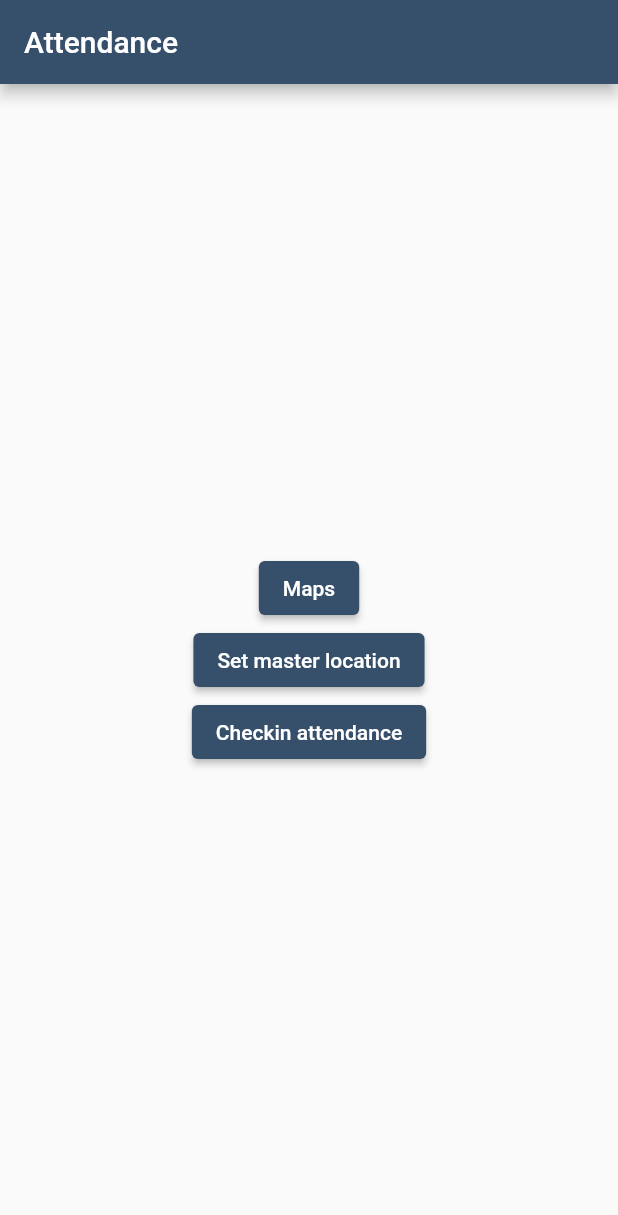
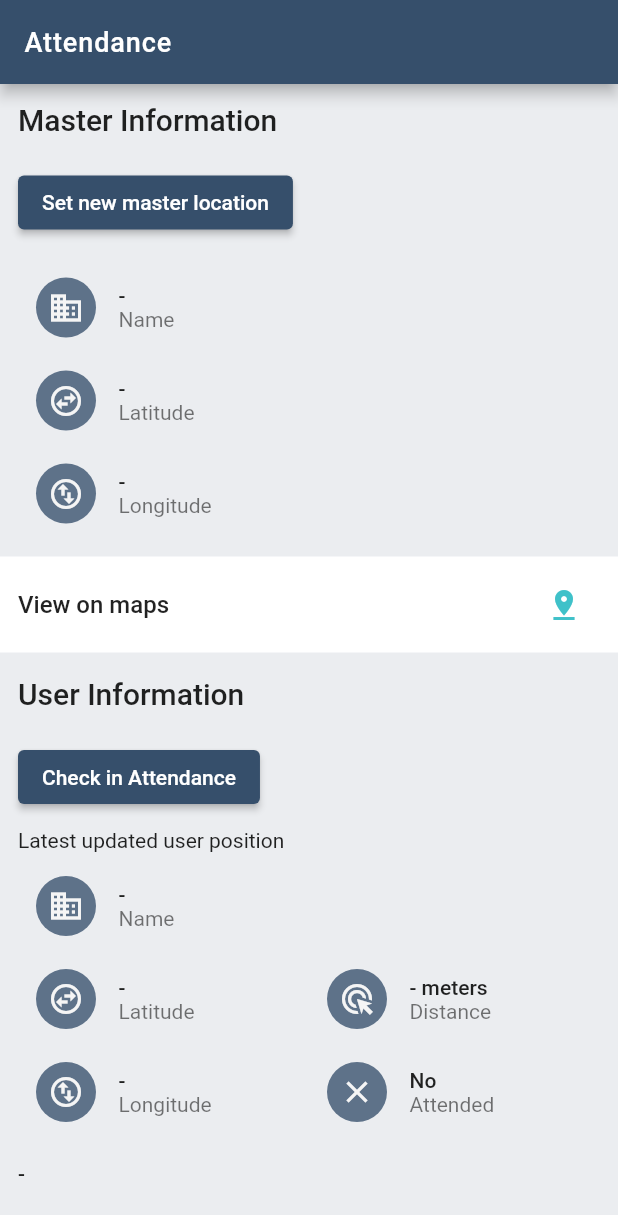
Before and after one commit to pmatatias/attendance-app, a Flutter app: the screen it shows after launch, on a phone screen of 412 x 824 dp. Shown: the top 1215 px of the screen. Run offline on Flutter 3.47's test engine with Material 2 defaults, Android fonts, the phone set to English and light mode, and no system bars; our stand-ins replace awesome_dialog, geolocator, google_maps_flutter, shared_preferences; accounts and stored records are empty.

Commit message:
style: UI updated

```diff
--- /dev/null
+++ b/lib/component/info_tile.dart
@@ -0,0 +1,59 @@
+import 'package:attendance_app/utils/palette.dart';
+import 'package:flutter/material.dart';
+
+class InfoTile extends StatelessWidget {
+  InfoTile({
+    Key? key,
+    this.icon = Icons.radar,
+    this.param = '',
+    this.value,
+  }) : super(key: key);
+
+  final IconData icon;
+  final String param;
+  dynamic value;
+  @override
+  Widget build(BuildContext context) {
+    return Container(
+      padding: const EdgeInsets.symmetric(vertical: 6, horizontal: 12),
+      child: Row(
+        mainAxisAlignment: MainAxisAlignment.start,
+        crossAxisAlignment: CrossAxisAlignment.center,
+        children: [
+          Container(
+            padding: const EdgeInsets.all(8),
+            decoration: BoxDecoration(
+              borderRadius: BorderRadius.circular(20),
+              color: Palette.kToDark.shade100,
+            ),
+            child: Icon(
+              icon,
+
+              color: Palette.secondary,
+            ),
+          ),
+          const SizedBox(
+            width: 15,
+          ),
+          Expanded(
+              child: Column(
+            crossAxisAlignment: CrossAxisAlignment.start,
+            children: [
+              Text(
+                value.toString(),
+                style: const TextStyle(fontWeight: FontWeight.w500),
+              ),
+              Text(
+                param,
+                style: const TextStyle(
+                  fontSize: 14,
+                  color: Colors.black54,
+                ),
+              ),
+            ],
+          ))
+        ],
+      ),
+    );
+  }
+}
--- /dev/null
+++ b/lib/component/master_info.dart
@@ -0,0 +1,89 @@
+import 'package:attendance_app/component/info_tile.dart';
+import 'package:attendance_app/utils/appstate.dart';
+import 'package:attendance_app/utils/palette.dart';
+import 'package:flutter/material.dart';
+import 'package:provider/provider.dart';
+
+class MasterInfo extends StatelessWidget {
+  const MasterInfo({Key? key, this.onTap}) : super(key: key);
+  final VoidCallback? onTap;
+
+  @override
+  Widget build(BuildContext context) {
+    var state = context.watch<AppState>();
+    return Container(
+      decoration: BoxDecoration(color: Palette.kToDark.shade800),
+      width: double.infinity,
+      child: Stack(children: [
+        Container(
+          decoration: BoxDecoration(
+            // color: cCall,
+            borderRadius: BorderRadius.circular(8),
+            image: DecorationImage(
+              fit: BoxFit.cover,
+              colorFilter: ColorFilter.mode(
+                  Colors.black.withOpacity(0.07), BlendMode.dstATop),
+              image: const Image(
+                image: AssetImage('assets/building.png'),
+              ).image,
+            ),
+            // width: 80,
+          ),
+          alignment: Alignment.center,
+        ),
+        Padding(
+          padding: const EdgeInsets.all(12.0),
+          child: Column(
+              mainAxisAlignment: MainAxisAlignment.start,
+              crossAxisAlignment: CrossAxisAlignment.start,
+              children: [
+                const Text(
+                  "Master Information",
+                  style: TextStyle(
+                    fontSize: 20,
+                    fontWeight: FontWeight.w500,
+                  ),
+                ),
+                const SizedBox(
+                  height: 20,
+                ),
+                ElevatedButton(
+                  onPressed: () {
+                    if (onTap != null) {
+                      onTap!();
+                    }
+                  },
+                  child: state.masterData?.latitude != null
+                      ? const Text("Update master location")
+                      : const Text('Set new master location'),
+                ),
+                const SizedBox(
+                  height: 20,
+                ),
+                InfoTile(
+                  param: "Name",
+                  value: state.masterData?.name ?? '-',
+                  icon: Icons.business,
+                ),
+                const SizedBox(
+                  height: 10,
+                ),
+                InfoTile(
+                  param: "Latitude",
+                  value: state.masterData?.latitude ?? '-',
+                  icon: Icons.swap_horizontal_circle_outlined,
+                ),
+                const SizedBox(
+                  height: 10,
+                ),
+                InfoTile(
+                  param: "Longitude",
+                  value: state.masterData?.longitude ?? '-',
+                  icon: Icons.swap_vertical_circle_outlined,
+                ),
+              ]),
+        ),
+      ]),
+    );
+  }
+}
--- /dev/null
+++ b/lib/component/user_info.dart
@@ -0,0 +1,202 @@
+import 'dart:convert';
+
+import 'package:attendance_app/component/info_tile.dart';
+import 'package:attendance_app/screen/master_config.dart';
+import 'package:attendance_app/utils/appstate.dart';
+import 'package:attendance_app/utils/model.dart';
+import 'package:attendance_app/utils/my_function.dart';
+import 'package:attendance_app/utils/palette.dart';
+import 'package:awesome_dialog/awesome_dialog.dart';
+import 'package:flutter/material.dart';
+import 'package:geolocator/geolocator.dart';
+import 'package:provider/provider.dart';
+import 'package:shared_preferences/shared_preferences.dart';
+
+class UserInfo extends StatefulWidget {
+  const UserInfo({Key? key, this.onTap}) : super(key: key);
+  final VoidCallback? onTap;
+
+  @override
+  State<UserInfo> createState() => _UserInfoState();
+}
+
+class _UserInfoState extends State<UserInfo> {
+  void checkInAttendance(AppState state) async {
+    Position? myLoc = await getCurrentDeviceLoc();
+    printLog(state.masterData);
+    printLog(state.masterData?.latitude);
+    if (myLoc != null && state.masterData?.latitude != null) {
+      double distance = Geolocator.distanceBetween(state.masterData!.latitude!,
+          state.masterData!.longitude!, myLoc.latitude, myLoc.longitude);
+      bool isattend = distance <= 50;
+      Map<String, dynamic> latestuserLoc = {
+        "username": "Potatoo",
+        "latitude": myLoc.latitude,
+        "longitude": myLoc.longitude,
+        "distance": distance,
+        "timestamps": myLoc.timestamp?.toIso8601String(),
+        "isAttend": isattend,
+      };
+      final jsonData = json.encode(latestuserLoc);
+      final pref = await SharedPreferences.getInstance();
+      // save latest data to local storage
+      pref.setString('userLoc', jsonData);
+
+      UserData usrData = UserData.fromJson(jsonDecode(jsonData));
+      state.setUserDataLoc(usrData);
+      Navigator.pop(context);
+      if (isattend) {
+        AwesomeDialog(
+          context: context,
+          dialogType: DialogType.SUCCES,
+          animType: AnimType.SCALE,
+          title: 'Success',
+          desc: 'Checkin success! You are around ${distance.round()} meters',
+          btnOkOnPress: () {},
+        ).show();
+      } else {
+        AwesomeDialog(
+                context: context,
+                dialogType: DialogType.ERROR,
+                animType: AnimType.SCALE,
+                title: 'You are out of range',
+                desc:
+                    'You are around ${distance.round()} meters from checkin location!',
+                btnCancelOnPress: () {},
+                btnCancelText: "OK")
+            .show();
+      }
+    } else {
+      Navigator.pop(context);
+      AwesomeDialog(
+          context: context,
+          dialogType: DialogType.INFO,
+          animType: AnimType.SCALE,
+          desc: 'Master Location is null, please Set New Master Location first',
+          btnCancelOnPress: () {},
+          btnOkText: "Set",
+          btnOkOnPress: () {
+            Navigator.of(context).push(
+                MaterialPageRoute(builder: (context) => const MasterLocSet()));
+          }).show();
+    }
+  }
+
+  @override
+  Widget build(BuildContext context) {
+    var state = context.watch<AppState>();
+    return Container(
+      decoration: BoxDecoration(color: Palette.kToDark.shade800),
+      width: double.infinity,
+      child: Stack(children: [
+        Container(
+          decoration: BoxDecoration(
+            // color: cCall,
+            borderRadius: BorderRadius.circular(8),
+            image: DecorationImage(
+              fit: BoxFit.cover,
+              colorFilter: ColorFilter.mode(
+                  Colors.black.withOpacity(0.07), BlendMode.dstATop),
+              image: Image(
+                image: state.userData?.isAttend == true
+                    ? const AssetImage('assets/location.png')
+                    : const AssetImage('assets/location2.png'),
+              ).image,
+            ),
+            // width: 80,
+          ),
+          alignment: Alignment.center,
+        ),
+        Padding(
+          padding: const EdgeInsets.all(12.0),
+          child: Column(
+              mainAxisAlignment: MainAxisAlignment.start,
+              crossAxisAlignment: CrossAxisAlignment.start,
+              children: [
+                const Text(
+                  "User Information",
+                  style: TextStyle(
+                    fontSize: 20,
+                    fontWeight: FontWeight.w500,
+                  ),
+                ),
+                const SizedBox(
+                  height: 20,
+                ),
+                ElevatedButton(
+                    onPressed: () {
+                      showLoaderDialogLoading(context);
+                      checkInAttendance(state);
+                    },
+                    child: const Text("Check in Attendance")),
+                const SizedBox(
+                  height: 10,
+                ),
+                const Text("Latest updated user position"),
+                const SizedBox(
+                  height: 10,
+                ),
+                InfoTile(
+                  param: "Name",
+                  value: state.userData?.username ?? '-',
+                  icon: Icons.business,
+                ),
+                const SizedBox(
+                  height: 10,
+                ),
+                Row(
+                  children: [
+                    Expanded(
+                      child: InfoTile(
+                        param: "Latitude",
+                        value: state.userData?.latitude ?? '-',
+                        icon: Icons.swap_horizontal_circle_outlined,
+                      ),
+                    ),
+                    Expanded(
+                      child: InfoTile(
+                        param: "Distance",
+                        value:
+                            '${state.userData?.distance?.round() ?? '-'} meters',
+                        icon: Icons.ads_click_outlined,
+                      ),
+                    )
+                  ],
+                ),
+                const SizedBox(
+                  height: 10,
+                ),
+                Row(
+                  children: [
+                    Expanded(
+                      child: InfoTile(
+                        param: "Longitude",
+                        value: state.userData?.longitude ?? '-',
+                        icon: Icons.swap_vertical_circle_outlined,
+                      ),
+                    ),
+                    Expanded(
+                      child: InfoTile(
+                        param: "Attended",
+                        value: state.userData?.isAttend == true ? 'Yes' : 'No',
+                        icon: state.userData?.isAttend == true
+                            ? Icons.check
+                            : Icons.close,
+                      ),
+                    ),
+                  ],
+                ),
+                const SizedBox(
+                  height: 20,
+                ),
+                Container(
+                    child: Text(
+                  state.userData?.timestamps ?? '-',
+                  style: const TextStyle(fontWeight: FontWeight.w500),
+                ))
+              ]),
+        ),
+      ]),
+    );
+  }
+}
--- a/lib/screen/home.dart
+++ b/lib/screen/home.dart
@@ -1,13 +1,14 @@
 import 'dart:convert';
 
+import 'package:attendance_app/component/master_info.dart';
+import 'package:attendance_app/component/user_info.dart';
 import 'package:attendance_app/screen/master_config.dart';
 import 'package:attendance_app/screen/my_maps.dart';
 import 'package:attendance_app/utils/appstate.dart';
+import 'package:attendance_app/utils/konstanta.dart';
 import 'package:attendance_app/utils/model.dart';
-import 'package:attendance_app/utils/my_function.dart';
-import 'package:awesome_dialog/awesome_dialog.dart';
+import 'package:attendance_app/utils/palette.dart';
 import 'package:flutter/material.dart';
-import 'package:geolocator/geolocator.dart';
 import 'package:google_maps_flutter/google_maps_flutter.dart';
 import 'package:shared_preferences/shared_preferences.dart';
 import 'package:provider/provider.dart';
@@ -31,7 +32,8 @@ class _HomeState extends State<Home> {
     final pref = await SharedPreferences.getInstance();
 
     final savedLoc = pref.getString('masterlocation');
-    printLog(savedLoc);
+    final userLoc = pref.getString('userLoc');
+
     if (savedLoc != null) {
       MasterData savedData = MasterData.fromJson(jsonDecode(savedLoc));
       if (savedData.latitude != null && savedData.longitude != null) {
@@ -39,103 +41,57 @@ class _HomeState extends State<Home> {
         state.serMasterData(savedData);
       }
     }
-  }
-
-  void checkInAttendance(AppState state) async {
-    Position? myLoc = await getCurrentDeviceLoc();
-    printLog(state.masterData);
-    printLog(state.masterData?.latitude);
-    if (myLoc != null && state.masterData?.latitude != null) {
-      double distance = Geolocator.distanceBetween(state.masterData!.latitude!,
-          state.masterData!.longitude!, myLoc.latitude, myLoc.longitude);
-      bool isattend = distance <= 50;
-      Map<String, dynamic> latestuserLoc = {
-        "username": "Potatoo",
-        "latitude": myLoc.latitude,
-        "longitude": myLoc.longitude,
-        "distance": distance,
-        "timestamps": myLoc.timestamp?.toIso8601String(),
-        "isAttend": isattend,
-      };
-      final jsonData = json.encode(latestuserLoc);
-      final pref = await SharedPreferences.getInstance();
-      // save latest data to local storage
-      pref.setString('userLoc', jsonData);
-
-      UserData usrData = UserData.fromJson(jsonDecode(jsonData));
-      state.setUserDataLoc(usrData);
-      if (isattend) {
-        AwesomeDialog(
-          context: context,
-          dialogType: DialogType.SUCCES,
-          animType: AnimType.SCALE,
-          title: 'Success',
-          desc: 'Update Master location : ',
-          btnOkOnPress: () {},
-        ).show();
-      } else {
-        AwesomeDialog(
-                context: context,
-                dialogType: DialogType.ERROR,
-                animType: AnimType.SCALE,
-                title: 'You are out of range',
-                desc:
-                    'You are around ${distance.round()} meters from checkin location!',
-                btnCancelOnPress: () {},
-                btnCancelText: "OK")
-            .show();
-      }
-    } else {
-      AwesomeDialog(
-          context: context,
-          dialogType: DialogType.INFO,
-          animType: AnimType.SCALE,
-          desc: 'Master Location is null, please Set New Master Location first',
-          btnCancelOnPress: () {},
-          btnOkText: "Set",
-          btnOkOnPress: () {
-            Navigator.of(context).push(
-                MaterialPageRoute(builder: (context) => const MasterLocSet()));
-          }).show();
+    if (userLoc != null) {
+      final user = UserData.fromJson(jsonDecode(userLoc));
+      state.setUserDataLoc(user);
     }
   }
 
   @override
   Widget build(BuildContext context) {
     return Scaffold(
-      appBar: AppBar(title: const Text('Attendance ')),
-      body: Container(
-        alignment: Alignment.center,
-        child: Column(
-            mainAxisSize: MainAxisSize.min,
-            mainAxisAlignment: MainAxisAlignment.center,
+      backgroundColor: Palette.kToDark.shade800,
+      appBar: AppBar(
+          title: const Text(
+        'Attendance ',
+        style: kAppbarTitle,
+      )),
+      body: ListView(
+          // mainAxisSize: MainAxisSize.max,
+          // mainAxisAlignment: MainAxisAlignment.center,
           children: [
-              ElevatedButton(
+            MasterInfo(
+              onTap: () {
+                Navigator.of(context).push(MaterialPageRoute(
+                    builder: (context) => const MasterLocSet()));
+              },
+            ),
+            Container(
+              color: Palette.kToDark.shade900,
+              padding: const EdgeInsets.symmetric(vertical: 8, horizontal: 12),
+              margin: const EdgeInsets.symmetric(vertical: 4),
+              child: Row(
+                mainAxisAlignment: MainAxisAlignment.spaceBetween,
+                crossAxisAlignment: CrossAxisAlignment.center,
+                children: [
+                  const Text(
+                    'View on maps',
+                    style: TextStyle(fontWeight: FontWeight.w500, fontSize: 16),
+                  ),
+                  IconButton(
                       onPressed: () {
                         Navigator.of(context).push(
                             MaterialPageRoute(builder: (context) => const MyMaps()));
                       },
-                child: const Text('Maps'),
+                      icon:  Icon(
+                        Icons.pin_drop,
+                        color: Palette.ok,
+                      )),
+                ],
               ),
-              Consumer<AppState>(builder: (context, state, child) {
-                return ElevatedButton(
-                  onPressed: () {
-                    Navigator.of(context).push(MaterialPageRoute(
-                        builder: (context) => const MasterLocSet()));
-                  },
-                  child: const Text('Set master location'),
-                );
-              }),
-              Consumer<AppState>(builder: (context, state, child) {
-                return ElevatedButton(
-                  onPressed: () {
-                    checkInAttendance(state);
-                  },
-                  child: const Text('Checkin attendance'),
-                );
-              }),
+            ),
+            const UserInfo(),
           ]),
-      ),
     );
   }
 }
--- a/lib/screen/my_maps.dart
+++ b/lib/screen/my_maps.dart
@@ -1,5 +1,6 @@
 import 'dart:async';
 import 'package:attendance_app/utils/appstate.dart';
+import 'package:attendance_app/utils/konstanta.dart';
 import 'package:flutter/material.dart';
 import 'package:google_maps_flutter/google_maps_flutter.dart';
 import 'package:provider/provider.dart';
@@ -64,7 +65,7 @@ class _MyMapsState extends State<MyMaps> {
     var appState = context.watch<AppState>();
     return SafeArea(
       child: Scaffold(
-        appBar: AppBar(title: const Text("Maps")),
+        appBar: AppBar(title: const Text("Maps",style: kAppbarTitle,)),
         body: Stack(
           children: [
             Align(
--- /dev/null
+++ b/lib/utils/konstanta.dart
@@ -0,0 +1,7 @@
+import 'package:flutter/material.dart';
+
+const kAppbarTitle = TextStyle(
+  fontSize: 18,
+  fontWeight: FontWeight.w500,
+  letterSpacing: 0.6,
+);
```
Also changed, not shown: lib/component/save_button.dart (added, +39 -0 lines), lib/screen/master_config.dart (+29 -17 lines), lib/utils/my_function.dart (+21 -0 lines), pubspec.yaml (+5 -2 lines), assets/building.png (added), assets/location.png (added), assets/location2.png (added). Lines whose indentation alone changed are shown as unchanged.
